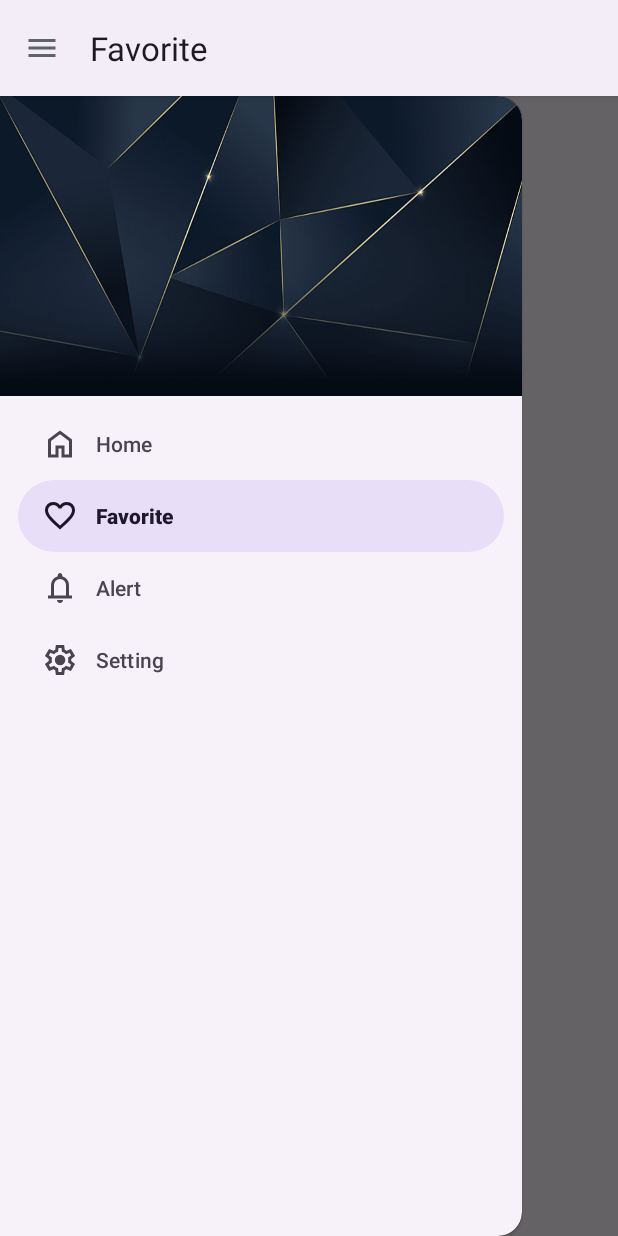
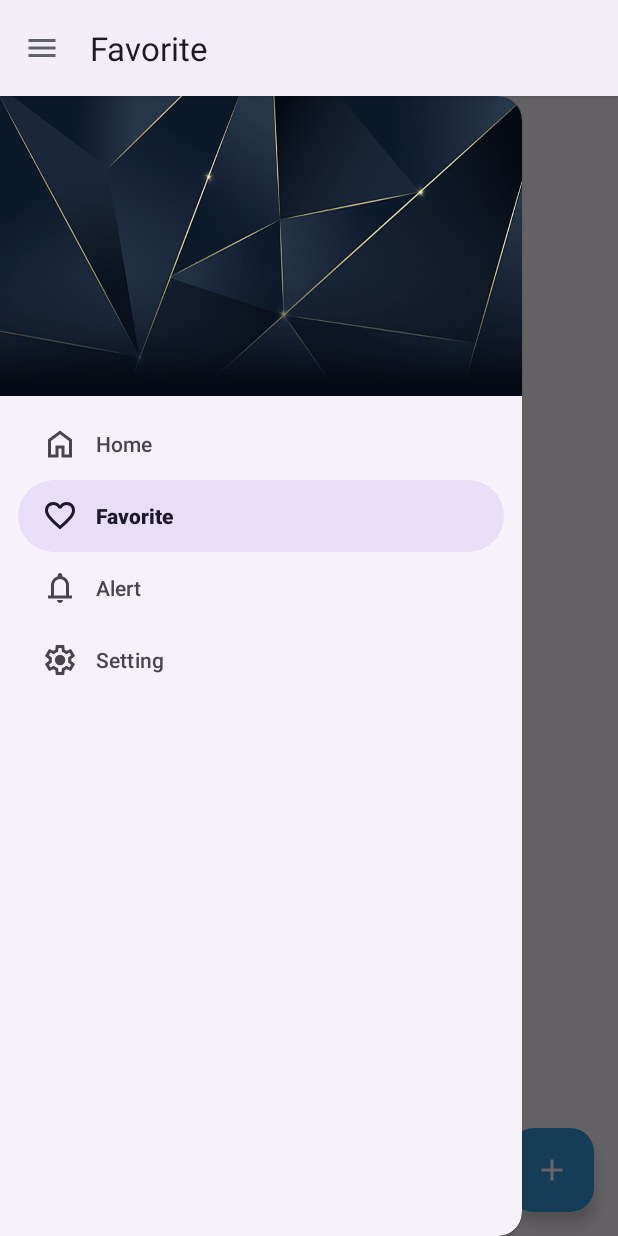
Before and after one commit to ahmedhaasan/WeatherForeCast, an Android app: the FavoriteFragment screen opened through its navigation route, with the side drawer open, on a phone screen of 412 x 824 dp. Run offline under Robolectric (Android 15) with nearby library versions, the phone set to English and light mode, and no system bars; our stand-ins replace navigation-ui.

Commit message:
working on favorite Screen try to implement the recycler view with the fab  button to add to favorite then implement the map to select the favorite

```diff
--- a/app/build.gradle.kts
+++ b/app/build.gradle.kts
@@ -94,6 +94,10 @@ dependencies {
     // google services
     implementation("com.google.android.gms:play-services-location:21.3.0")
 
+    // floating action button
+    implementation ("com.google.android.material:material:1.10.0")
+
+
 
 
 }
--- /dev/null
+++ b/app/src/main/res/drawable/add.xml
@@ -0,0 +1,9 @@
+<vector xmlns:android="http://schemas.android.com/apk/res/android"
+    android:width="24dp"
+    android:height="24dp"
+    android:viewportWidth="960"
+    android:viewportHeight="960">
+  <path
+      android:pathData="M440,520L200,520v-80h240v-240h80v240h240v80L520,520v240h-80v-240Z"
+      android:fillColor="#5f6368"/>
+</vector>
--- /dev/null
+++ b/app/src/main/res/layout/favorite_item.xml
@@ -0,0 +1,6 @@
+<?xml version="1.0" encoding="utf-8"?>
+<androidx.constraintlayout.widget.ConstraintLayout xmlns:android="http://schemas.android.com/apk/res/android"
+    android:layout_width="match_parent"
+    android:layout_height="match_parent">
+
+</androidx.constraintlayout.widget.ConstraintLayout>
--- a/app/src/main/res/layout/fragment_favorite.xml
+++ b/app/src/main/res/layout/fragment_favorite.xml
@@ -1,15 +1,31 @@
 <?xml version="1.0" encoding="utf-8"?>
-<FrameLayout xmlns:android="http://schemas.android.com/apk/res/android"
+<androidx.constraintlayout.widget.ConstraintLayout xmlns:android="http://schemas.android.com/apk/res/android"
     xmlns:tools="http://schemas.android.com/tools"
     android:layout_width="match_parent"
     android:layout_height="match_parent"
-    android:label="@string/alerts"
+    xmlns:app="http://schemas.android.com/apk/res-auto"
     tools:context=".view.FavoriteFragment">
 
-    <!-- TODO: Update blank fragment layout -->
-    <TextView
+    <androidx.recyclerview.widget.RecyclerView
+        android:id="@+id/recyclerView"
         android:layout_width="match_parent"
         android:layout_height="match_parent"
-        android:text="Favorite" />
+        android:padding="20dp"
+        tools:layout_editor_absoluteX="0dp"
+        tools:layout_editor_absoluteY="0dp" />
 
-</FrameLayout>
+    <com.google.android.material.floatingactionbutton.FloatingActionButton
+        android:id="@+id/favorite_fab_button"
+        android:layout_width="wrap_content"
+        android:layout_height="wrap_content"
+        android:layout_gravity="end|bottom"
+        android:layout_margin="16dp"
+        android:layout_marginEnd="40dp"
+        android:layout_marginBottom="100dp"
+        android:src="@drawable/add"
+        app:backgroundTint="@color/sky"
+        app:layout_constraintBottom_toBottomOf="parent"
+        app:layout_constraintEnd_toEndOf="parent"
+        app:tint="@color/white" />
+
+</androidx.constraintlayout.widget.ConstraintLayout>
```
